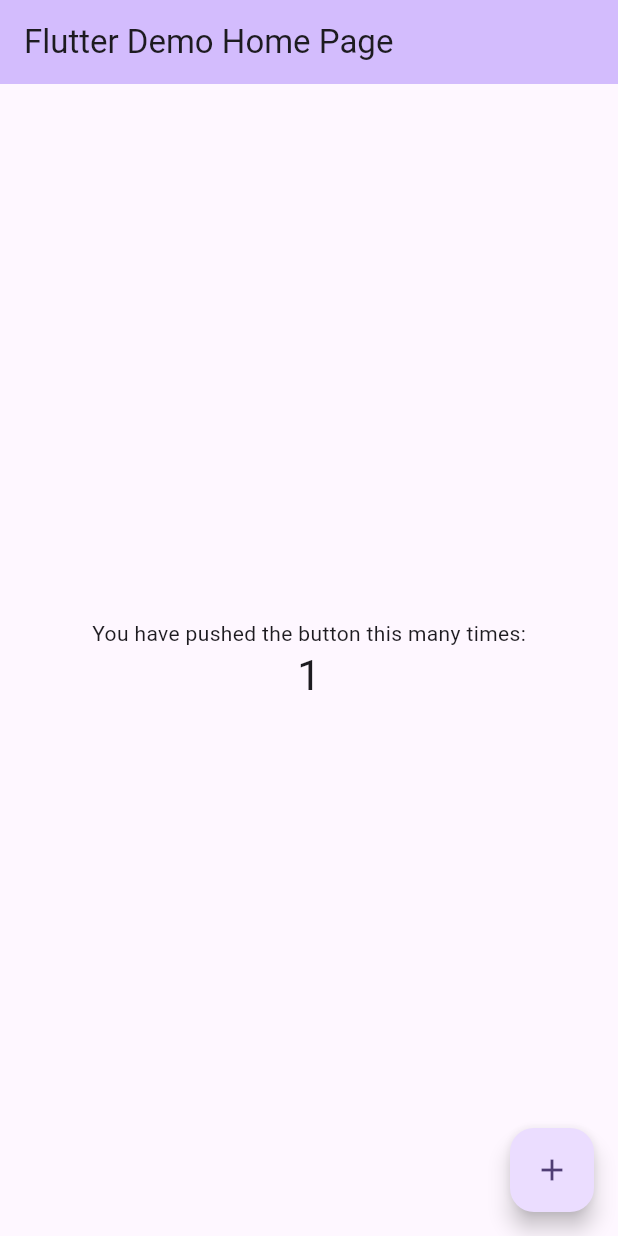
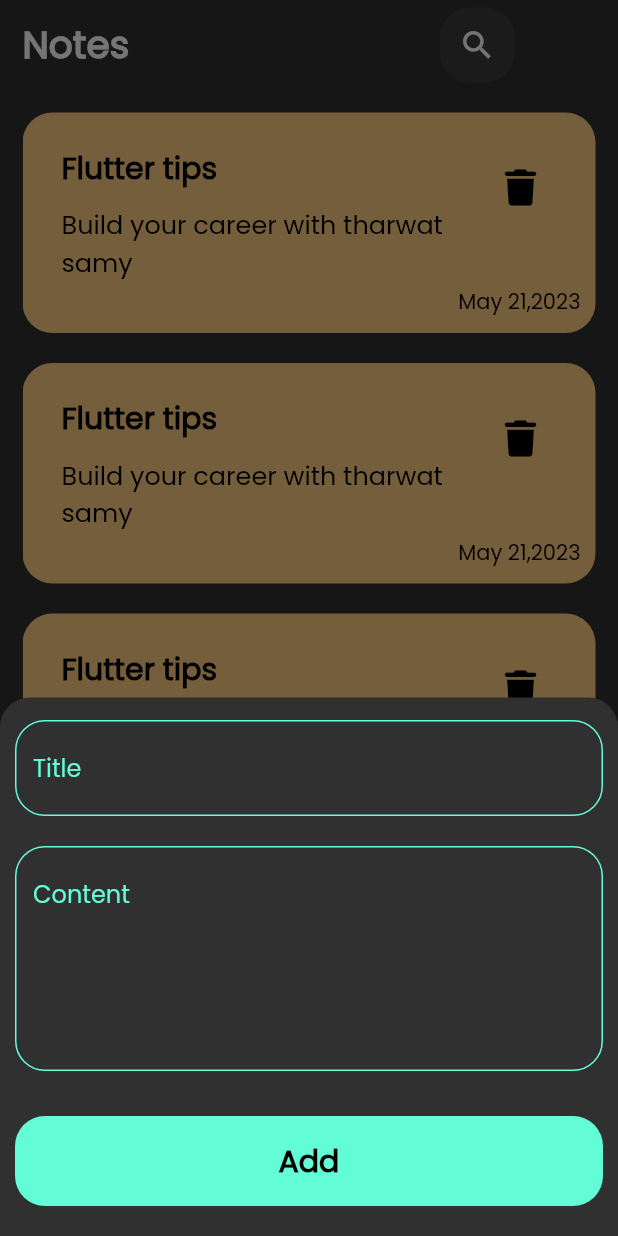
Before and after one commit to mlotfy8/test, a Flutter app: the screen it shows after launch, after a tap on the "add" icon, on a phone screen of 412 x 824 dp. Run offline on Flutter 3.47's test engine with Material 2 defaults, Android fonts, the phone set to English and light mode, and no system bars; our stand-ins replace bloc, font_awesome_flutter, hive, hive_flutter; accounts and stored records are empty.

Commit message:
first commit

```diff
--- /dev/null
+++ b/lib/Add Note_Cubit/add_note_cubit.dart
@@ -0,0 +1,8 @@
+import 'package:bloc/bloc.dart';
+import 'package:meta/meta.dart';
+
+part 'add_note_state.dart';
+
+class AddNoteCubit extends Cubit<AddNoteState> {
+  AddNoteCubit() : super(AddNoteInitial());
+}
--- /dev/null
+++ b/lib/Add Note_Cubit/add_note_state.dart
@@ -0,0 +1,9 @@
+part of 'add_note_cubit.dart';
+
+@immutable
+abstract class AddNoteState {}
+
+class AddNoteInitial extends AddNoteState {}
+class AddNoteLoading extends AddNoteState {}
+class AddNoteSuccess extends AddNoteState {}
+class AddNoteFailuer extends AddNoteState {}
--- /dev/null
+++ b/lib/Views/Edit Note.dart
@@ -0,0 +1,12 @@
+import 'package:flutter/material.dart';
+
+import '../widgets/EditNoteBody.dart';
+
+class EditNote extends StatelessWidget {
+  const EditNote({super.key});
+
+  @override
+  Widget build(BuildContext context) {
+    return Scaffold(body: EditNoteBody());
+  }
+}
--- /dev/null
+++ b/lib/Views/notes_view.dart
@@ -0,0 +1,38 @@
+import 'package:flutter/material.dart';
+
+import '../widgets/AddNote.dart';
+import '../widgets/notes view body.dart';
+
+class Notes_View extends StatefulWidget {
+  const Notes_View({super.key});
+
+  @override
+  State<Notes_View> createState() => _Notes_ViewState();
+}
+
+class _Notes_ViewState extends State<Notes_View> {
+  @override
+  Widget build(BuildContext context) {
+    return Scaffold(
+      floatingActionButton: FloatingActionButton(
+        onPressed: () {
+          showModalBottomSheet(
+              shape: RoundedRectangleBorder(
+                  borderRadius: BorderRadius.only(
+                topRight: Radius.circular(20),
+                topLeft: Radius.circular(20),
+              )),
+              context: context,
+              builder: (context) {
+                return AddNote();
+              });
+        },
+        child: Icon(
+          Icons.add,
+          size: 25,
+        ),
+      ),
+      body: SafeArea(child: NotesViewBody()),
+    );
+  }
+}
--- a/lib/main.dart
+++ b/lib/main.dart
@@ -1,6 +1,10 @@
 import 'package:flutter/material.dart';
+import 'package:hive_flutter/hive_flutter.dart';
+import 'Views/notes_view.dart';
 
-void main() {
+void main() async {
+  await Hive.initFlutter();
+  await Hive.openBox('Notes_Box');
   runApp(const MyApp());
 }
 
@@ -11,115 +15,12 @@ class MyApp extends StatelessWidget {
   @override
   Widget build(BuildContext context) {
     return MaterialApp(
-      title: 'Flutter Demo',
       theme: ThemeData(
-        // This is the theme of your application.
-        //
-        // TRY THIS: Try running your application with "flutter run". You'll see
-        // the application has a blue toolbar. Then, without quitting the app,
-        // try changing the seedColor in the colorScheme below to Colors.green
-        // and then invoke "hot reload" (save your changes or press the "hot
-        // reload" button in a Flutter-supported IDE, or press "r" if you used
-        // the command line to start the app).
-        //
-        // Notice that the counter didn't reset back to zero; the application
-        // state is not lost during the reload. To reset the state, use hot
-        // restart instead.
-        //
-        // This works for code too, not just values: Most code changes can be
-        // tested with just a hot reload.
-        colorScheme: ColorScheme.fromSeed(seedColor: Colors.deepPurple),
-        useMaterial3: true,
+        fontFamily: 'Poppins',
+        brightness: Brightness.dark,
       ),
-      home: const MyHomePage(title: 'Flutter Demo Home Page'),
+      debugShowCheckedModeBanner: false,
+      home: Notes_View(),
     );
   }
 }
-
-class MyHomePage extends StatefulWidget {
-  const MyHomePage({super.key, required this.title});
-
-  // This widget is the home page of your application. It is stateful, meaning
-  // that it has a State object (defined below) that contains fields that affect
-  // how it looks.
-
-  // This class is the configuration for the state. It holds the values (in this
-  // case the title) provided by the parent (in this case the App widget) and
-  // used by the build method of the State. Fields in a Widget subclass are
-  // always marked "final".
-
-  final String title;
-
-  @override
-  State<MyHomePage> createState() => _MyHomePageState();
-}
-
-class _MyHomePageState extends State<MyHomePage> {
-  int _counter = 0;
-
-  void _incrementCounter() {
-    setState(() {
-      // This call to setState tells the Flutter framework that something has
-      // changed in this State, which causes it to rerun the build method below
-      // so that the display can reflect the updated values. If we changed
-      // _counter without calling setState(), then the build method would not be
-      // called again, and so nothing would appear to happen.
-      _counter++;
-    });
-  }
-
-  @override
-  Widget build(BuildContext context) {
-    // This method is rerun every time setState is called, for instance as done
-    // by the _incrementCounter method above.
-    //
-    // The Flutter framework has been optimized to make rerunning build methods
-    // fast, so that you can just rebuild anything that needs updating rather
-    // than having to individually change instances of widgets.
-    return Scaffold(
-      appBar: AppBar(
-        // TRY THIS: Try changing the color here to a specific color (to
-        // Colors.amber, perhaps?) and trigger a hot reload to see the AppBar
-        // change color while the other colors stay the same.
-        backgroundColor: Theme.of(context).colorScheme.inversePrimary,
-        // Here we take the value from the MyHomePage object that was created by
-        // the App.build method, and use it to set our appbar title.
-        title: Text(widget.title),
-      ),
-      body: Center(
-        // Center is a layout widget. It takes a single child and positions it
-        // in the middle of the parent.
-        child: Column(
-          // Column is also a layout widget. It takes a list of children and
-          // arranges them vertically. By default, it sizes itself to fit its
-          // children horizontally, and tries to be as tall as its parent.
-          //
-          // Column has various properties to control how it sizes itself and
-          // how it positions its children. Here we use mainAxisAlignment to
-          // center the children vertically; the main axis here is the vertical
-          // axis because Columns are vertical (the cross axis would be
-          // horizontal).
-          //
-          // TRY THIS: Invoke "debug painting" (choose the "Toggle Debug Paint"
-          // action in the IDE, or press "p" in the console), to see the
-          // wireframe for each widget.
-          mainAxisAlignment: MainAxisAlignment.center,
-          children: <Widget>[
-            const Text(
-              'You have pushed the button this many times:',
-            ),
-            Text(
-              '$_counter',
-              style: Theme.of(context).textTheme.headlineMedium,
-            ),
-          ],
-        ),
-      ),
-      floatingActionButton: FloatingActionButton(
-        onPressed: _incrementCounter,
-        tooltip: 'Increment',
-        child: const Icon(Icons.add),
-      ), // This trailing comma makes auto-formatting nicer for build methods.
-    );
-  }
-}
--- /dev/null
+++ b/lib/models/Note Model.dart
@@ -0,0 +1,19 @@
+import 'package:hive/hive.dart';
+part 'Note Model.g.dart';
+@HiveType(typeId: 0)
+class Note_Model extends HiveObject {
+  @HiveField(0)
+  final String title;
+  @HiveField(1)
+  final String content;
+  @HiveField(2)
+  final String date;
+  @HiveField(3)
+  final int color;
+
+  Note_Model(
+      {required this.title,
+      required this.content,
+      required this.date,
+      required this.color});
+}
--- /dev/null
+++ b/lib/widgets/AddNote.dart
@@ -0,0 +1,68 @@
+import 'package:flutter/cupertino.dart';
+import 'package:flutter/material.dart';
+import 'package:notes_app/widgets/text%20field.dart';
+
+import 'CustomeButton.dart';
+
+class AddNote extends StatelessWidget {
+  const AddNote({super.key});
+
+  @override
+  Widget build(BuildContext context) {
+    return Padding(
+        padding:
+            const EdgeInsets.only(top: 15.0, left: 10, right: 10, bottom: 20),
+        child: AddNoteForm());
+  }
+}
+
+class AddNoteForm extends StatefulWidget {
+  const AddNoteForm({super.key});
+
+  @override
+  State<AddNoteForm> createState() => _AddNoteFormState();
+}
+
+class _AddNoteFormState extends State<AddNoteForm> {
+  String? title, content;
+   GlobalKey<FormState> formkey=GlobalKey();
+  @override
+  Widget build(BuildContext context) {
+    return Form(key: formkey,
+      child: SingleChildScrollView(
+        scrollDirection: Axis.vertical,
+        child: Column(
+          children: [
+            TextFeild(
+              onsave: (value) {
+                title = value;
+              },
+              hint: 'Title',
+            ),
+            SizedBox(
+              height: 20,
+            ),
+            TextFeild(
+              onsave: (value) {
+                content = value;
+              },
+              hint: 'Content',
+              maxline: 5,
+            ),
+            SizedBox(
+              height: 30,
+            ),
+            CustomeButton(onTap: (){
+              if(formkey.currentState!.validate())
+                {
+                  formkey.currentState!.save();
+                }
+              print('=========================$title');
+
+            },),
+          ],
+        ),
+      ),
+    );
+  }
+}
--- /dev/null
+++ b/lib/widgets/CustomeButton.dart
@@ -0,0 +1,30 @@
+
+import 'package:flutter/cupertino.dart';
+import 'package:flutter/material.dart';
+
+class CustomeButton extends StatelessWidget {
+  const CustomeButton({super.key,required this.onTap});
+final void Function()? onTap;
+  @override
+  Widget build(BuildContext context) {
+    return InkWell(onTap: onTap,
+      child: Container(
+        width: MediaQuery.of(context).size.width,
+        decoration: BoxDecoration(
+            borderRadius: BorderRadius.circular(20), color: Color(0xff62FCD7)),
+        height: 60,
+        child: Center(
+          child: Text(
+            'Add',
+            style: TextStyle(
+              color: Colors.black,
+              fontSize: 20,
+              fontWeight: FontWeight.bold,
+            ),
+            textAlign: TextAlign.center,
+          ),
+        ),
+      ),
+    );
+  }
+}
--- /dev/null
+++ b/lib/widgets/EditNoteBody.dart
@@ -0,0 +1,33 @@
+import 'package:flutter/material.dart';
+import 'package:notes_app/widgets/search%20icon.dart';
+import 'package:notes_app/widgets/text%20field.dart';
+
+import 'appbar.dart';
+
+class EditNoteBody extends StatelessWidget {
+  const EditNoteBody({super.key});
+
+  @override
+  Widget build(BuildContext context) {
+    return Scaffold(
+      body: Padding(
+        padding: const EdgeInsets.symmetric(vertical: 45.0, horizontal: 15),
+        child: Column(
+          children: [
+            CustomeAppBar(
+              title: 'Edit Note',
+              w: 170,
+              icon: Icons.check,
+            ),SizedBox(height: 20,),
+            TextFeild(
+              hint: 'Title',
+            ),SizedBox(height: 20,),
+            TextFeild(
+              hint: 'Content',maxline: 5,
+            )
+          ],
+        ),
+      ),
+    );
+  }
+}
--- /dev/null
+++ b/lib/widgets/NotesListview.dart
@@ -0,0 +1,15 @@
+import 'package:flutter/cupertino.dart';
+
+import 'custome note item.dart';
+
+class NotesListView extends StatelessWidget {
+  const NotesListView({super.key});
+
+  @override
+  Widget build(BuildContext context) {
+    return ListView.builder(
+      itemBuilder: (context, index) => NoteItem(),
+      itemCount: 20,
+    );
+  }
+}
--- /dev/null
+++ b/lib/widgets/appbar.dart
@@ -0,0 +1,38 @@
+import 'package:flutter/cupertino.dart';
+import 'package:flutter/material.dart';
+import 'package:notes_app/widgets/search%20icon.dart';
+
+class CustomeAppBar extends StatelessWidget {
+  const CustomeAppBar(
+      {super.key, required this.title, required this.icon, required this.w});
+
+  final String title;
+  final IconData icon;
+  final double w;
+
+  @override
+  Widget build(BuildContext context) {
+    return Row(
+      children: [
+        Text(
+          '$title',
+          style: TextStyle(fontSize: 25, fontWeight: FontWeight.bold),
+        ),
+        SizedBox(
+          width:w ,
+        ),
+        Container(
+          height: 50,
+          width: 50,
+          decoration: BoxDecoration(
+              borderRadius: BorderRadius.circular(20),
+              color: Colors.white.withOpacity(0.05)),
+          child: IconButton(
+            icon: Icon(icon,size: 25),
+            onPressed: (){},
+          ),
+        )
+      ],
+    );
+  }
+}
--- /dev/null
+++ b/lib/widgets/custome note item.dart
@@ -0,0 +1,56 @@
+import 'package:flutter/cupertino.dart';
+import 'package:flutter/material.dart';
+import 'package:font_awesome_flutter/font_awesome_flutter.dart';
+import 'package:notes_app/Views/Edit%20Note.dart';
+
+class NoteItem extends StatelessWidget {
+  const NoteItem({super.key});
+
+  @override
+  Widget build(BuildContext context) {
+    return GestureDetector(
+      onTap: () {
+        Navigator.push(
+            context, MaterialPageRoute(builder: (context) => EditNote()));
+      },
+      child: Container(
+        padding: EdgeInsets.symmetric(horizontal: 10, vertical: 10),
+        margin: EdgeInsets.only(top: 20),
+        decoration: BoxDecoration(
+            borderRadius: BorderRadius.circular(20), color: Color(0xffFFCD80)),
+        child: Column(
+          crossAxisAlignment: CrossAxisAlignment.end,
+          children: [
+            ListTile(
+              title: Padding(
+                padding: const EdgeInsets.only(top: 8.0, bottom: 10),
+                child: Text(
+                  'Flutter tips',
+                  style: TextStyle(
+                      fontWeight: FontWeight.bold,
+                      fontSize: 20,
+                      color: Colors.black),
+                ),
+              ),
+              trailing: IconButton(
+                onPressed: () {},
+                icon: Icon(
+                  FontAwesomeIcons.trash,
+                  color: Colors.black,
+                ),
+              ),
+              subtitle: Text(
+                'Build your career with tharwat samy',
+                style: TextStyle(fontSize: 17, color: Colors.black),
+              ),
+            ),
+            Text(
+              'May 21,2023',
+              style: TextStyle(color: Colors.black),
+            )
+          ],
+        ),
+      ),
+    );
+  }
+}
--- /dev/null
+++ b/lib/widgets/notes view body.dart
@@ -0,0 +1,24 @@
+import 'package:flutter/cupertino.dart';
+import 'package:flutter/material.dart';
+import 'package:notes_app/widgets/appbar.dart';
+
+import 'NotesListview.dart';
+
+class NotesViewBody extends StatelessWidget {
+  const NotesViewBody({super.key});
+
+  @override
+  Widget build(BuildContext context) {
+    return const Padding(
+      padding: EdgeInsets.symmetric(horizontal: 15, vertical: 5),
+      child: Column(
+        children: [
+          CustomeAppBar(
+            title: 'Notes',icon: Icons.search,w: 207,
+          ),
+          Expanded(child: NotesListView())
+        ],
+      ),
+    );
+  }
+}
--- /dev/null
+++ b/lib/widgets/text field.dart
@@ -0,0 +1,42 @@
+import 'package:flutter/cupertino.dart';
+import 'package:flutter/material.dart';
+
+class TextFeild extends StatelessWidget {
+  TextFeild({
+    super.key,
+    required this.hint,
+    this.maxline = 1,
+    this.onsave,
+  });
+
+  final String hint;
+  final int maxline;
+  void Function(String?)? onsave;
+
+  @override
+  Widget build(BuildContext context) {
+    return TextFormField(
+      maxLines: maxline,
+      onSaved: onsave,
+      cursorColor: Color(0xff62FCD7),
+      decoration: InputDecoration(
+        focusedBorder: buildOutlineInputBorder(),
+        hintText: hint,
+        hintStyle: TextStyle(color: Color(0xff62FCD7)),
+        border: buildOutlineInputBorder(),
+        enabledBorder: buildOutlineInputBorder(),
+      ),
+      validator: (val) {
+        if (val?.isEmpty == true) {
+          return 'Required Field';
+        }
+      },
+    );
+  }
+
+  OutlineInputBorder buildOutlineInputBorder() {
+    return OutlineInputBorder(
+        borderRadius: BorderRadius.circular(20),
+        borderSide: BorderSide(color: Color(0xff62FCD7)));
+  }
+}
```
Also changed, not shown: pubspec.yaml (+10 -7 lines), assets/Poppins-Regular.ttf (added), lib/models/Note Model.g.dart (added), lib/widgets/search icon.dart (added), pubspec.lock, 1 other file.
